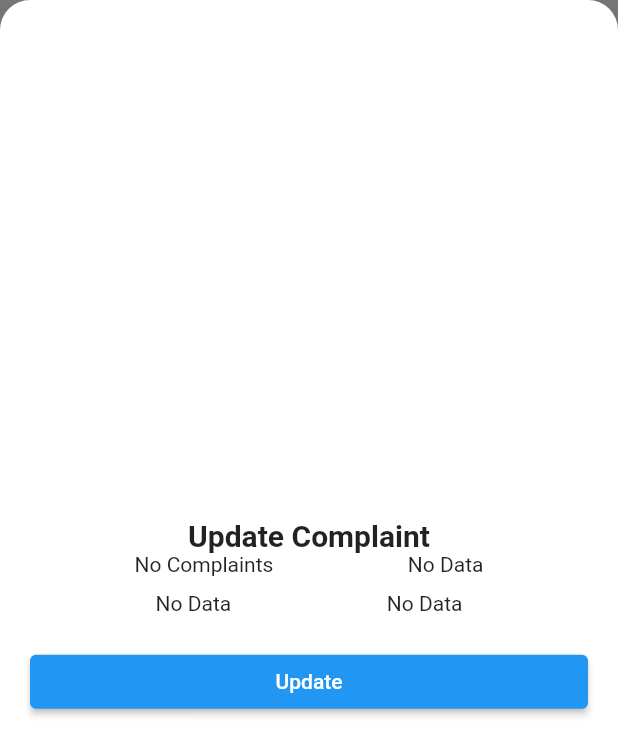
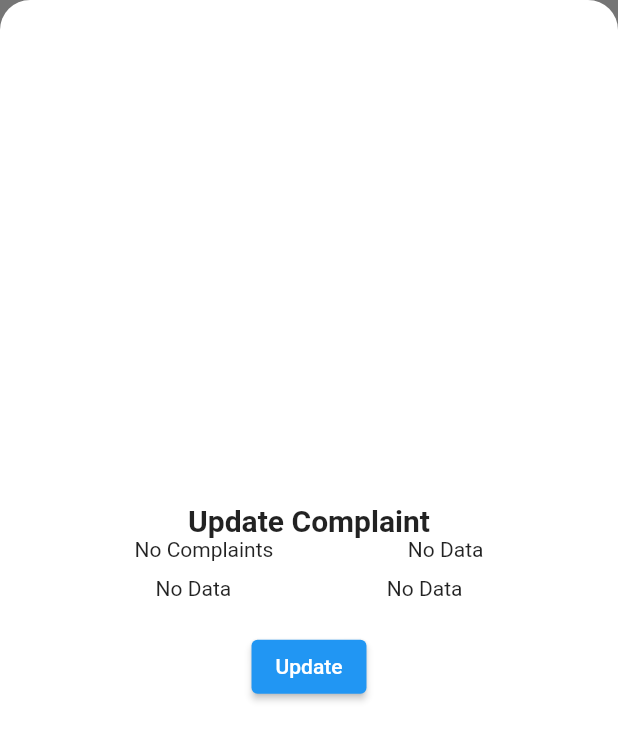
Before and after one commit to Zia-Ur-Rehman1/namhal, a Flutter app: the Sheet widget shown alone on an empty page, opened directly with empty values, on a phone screen of 412 x 824 dp. Shown: the top 756 px of the screen. Run offline on Flutter 3.47's test engine with Material 2 defaults, Android fonts, the phone set to English and light mode, and no system bars; our stand-ins replace cached_network_image, cloud_firestore, firebase_auth, firebase_core, firebase_messaging, firebase_storage and 11 more; accounts and stored records are empty; network calls fail; project files that could hold a hidden picture were left out.

Commit message:
Feedback issue resolved

```diff
--- a/lib/Screens/Report/Components/sheet.dart
+++ b/lib/Screens/Report/Components/sheet.dart
@@ -20,6 +20,8 @@ class _SheetState extends State<Sheet> {
   String? selectedWorker;
   String? selectedStatus;
   String? selectedPriority;
+
+
   @override
   initState() {
     super.initState();
@@ -49,11 +51,11 @@ class _SheetState extends State<Sheet> {
         (
         child: SingleChildScrollView(
           child: Column(
-            mainAxisSize: MainAxisSize.min,
-            crossAxisAlignment: CrossAxisAlignment.stretch,
-            mainAxisAlignment: MainAxisAlignment.spaceBetween,
+            crossAxisAlignment: CrossAxisAlignment.center,
+            mainAxisSize: MainAxisSize.max,
+            mainAxisAlignment: MainAxisAlignment.start,
             children: [
-              SizedBox(height: 20),
+
               Text("Update Complaint" ,textAlign: TextAlign.center, style: TextStyle(fontSize: 20, fontWeight: FontWeight.bold),),
               Row(
                 mainAxisAlignment: MainAxisAlignment.spaceEvenly,
--- a/lib/Screens/Report/report.dart
+++ b/lib/Screens/Report/report.dart
@@ -202,6 +202,7 @@ class _ReportState extends State<Report> {
                         side: BorderSide(color: Colors.blue, width: 2)),
                   ),
                 ),
+                //Show Rating
                 buildRating(true),
                 //add rating here
               ],
@@ -406,7 +407,7 @@ class _ReportState extends State<Report> {
       backgroundColor: Colors.blue,
       onTap: () async{
         await openDialog("Feedback");
-        if (message.text.isNotEmpty) {
+        if (message.text.isNotEmpty && message.text != context.read<ComplaintObject>().complaint.feedback.toString()) {
           firestore
               .collection("Complains")
               .doc(widget.id)
```
